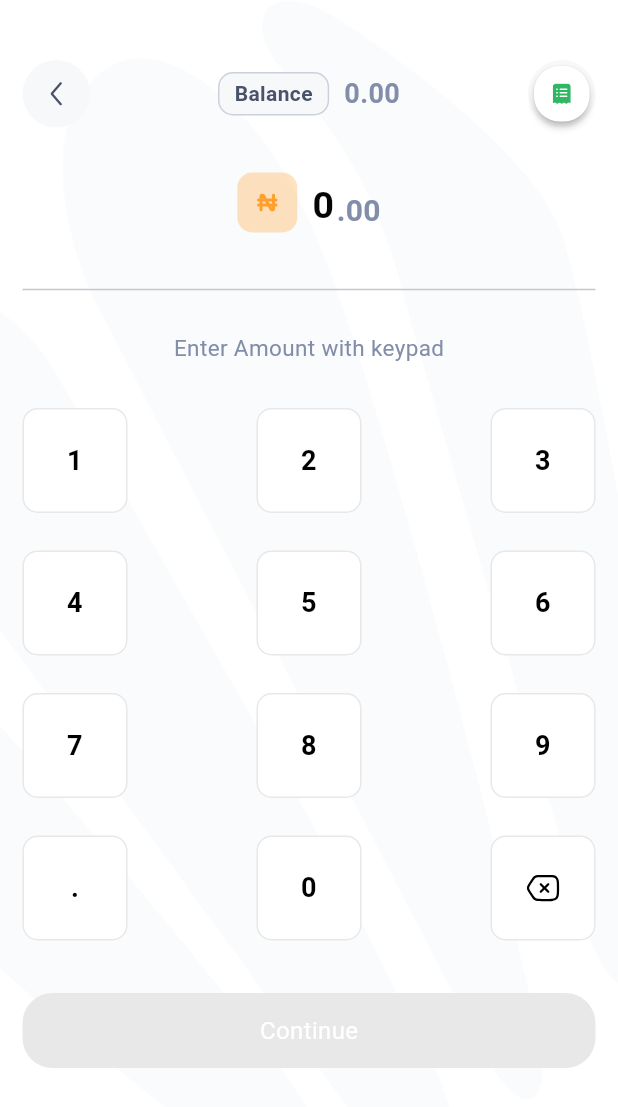
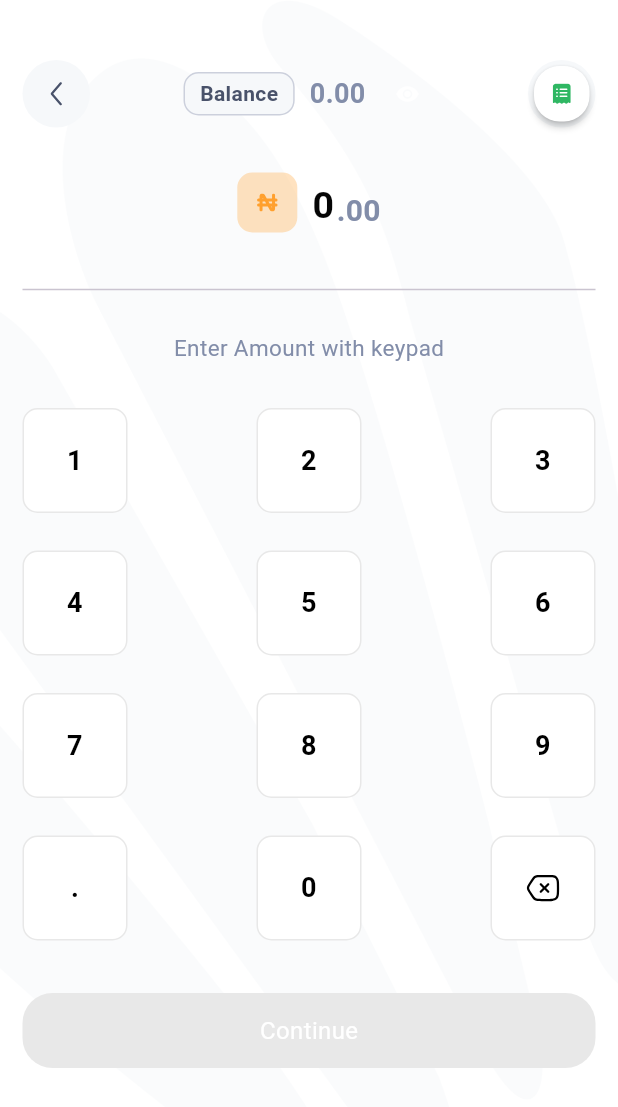
Before and after one commit to Bisecto/Trust, a Flutter app: the SendMainView screen opened directly with empty values, on a phone screen of 412 x 824 dp. Shown: the top 1107 px of the screen. Run offline on Flutter 3.47's test engine with Material 3 defaults, Android fonts, the phone set to English and light mode, and no system bars; our stand-ins replace adaptive_theme, bloc, connectivity_plus, device_info_plus, dotted_border, equatable and 20 more; missing offline and left inert: animated_snack_bar, cross_connectivity, disk_space_update, easy_url_launcher, encrypt, external_path and 6 more; accounts and stored records are empty; network calls fail; Roboto replaces fonts that are missing (CeraPro); project files that could hold a hidden picture were left out.

Commit message:
Update: Hide balance in send page.

```diff
--- a/lib/view/sendBeneficary/widgets/sendMain/send_main_header_widget.dart
+++ b/lib/view/sendBeneficary/widgets/sendMain/send_main_header_widget.dart
@@ -7,16 +7,35 @@ import 'package:teller_trust/utills/app_navigator.dart';
 import 'package:teller_trust/view/sendBeneficary/pages/recent_transfer_list_page.dart';
 
 import '../../../../utills/custom_theme.dart';
+import '../../../../utills/shared_preferences.dart';
 
-class SendMainHeaderWidget extends StatelessWidget {
+class SendMainHeaderWidget extends StatefulWidget {
   final String balance;
   final VoidCallback backNavCallBack;
+
   const SendMainHeaderWidget({
     super.key,
     required this.balance,
     required this.backNavCallBack,
   });
 
+  @override
+  State<SendMainHeaderWidget> createState() => _SendMainHeaderWidgetState();
+}
+
+class _SendMainHeaderWidgetState extends State<SendMainHeaderWidget> {
+  bool isMoneyBlocked = false;
+  Future<void> getName() async {
+    isMoneyBlocked = await SharedPref.getBool('isMoneyBlocked') ?? false;
+    print('Initial isMoneyBlocked: $isMoneyBlocked');
+    setState(() {});
+  }
+  @override
+  void initState() {
+    // TODO: implement initState
+    getName();
+    super.initState();
+  }
   @override
   Widget build(BuildContext context) {
     final theme = Provider.of<CustomThemeState>(context).adaptiveThemeMode;
@@ -25,7 +44,7 @@ class SendMainHeaderWidget extends StatelessWidget {
       crossAxisAlignment: CrossAxisAlignment.center,
       children: [
         InkWell(
-          onTap: backNavCallBack,
+          onTap: widget.backNavCallBack,
           child: Container(
             width: 45,
             height: 45,
@@ -74,7 +93,7 @@ class SendMainHeaderWidget extends StatelessWidget {
               width: 10.0,
             ),
             Text(
-              balance,
+              !isMoneyBlocked?widget.balance:'*****',
               style:  TextStyle(
                 color:theme.isDark?AppColors.white:  AppColors.sendToBalanceValueColor,
                 fontSize: 18.0,
@@ -82,6 +101,33 @@ class SendMainHeaderWidget extends StatelessWidget {
               ),
               textAlign: TextAlign.start,
             ),
+            const AppSpacer(
+              width: 10.0,
+            ),
+            GestureDetector(
+              onTap: () async {
+                setState(() {
+                  isMoneyBlocked = !isMoneyBlocked;
+                });
+                await SharedPref.putBool(
+                    'isMoneyBlocked', isMoneyBlocked);
+                print('Saved isMoneyBlocked: $isMoneyBlocked');
+              },
+              child: Padding(
+                padding: const EdgeInsets.all(10.0),
+                child: Align(
+                  alignment: Alignment.topRight,
+                  child: Icon(
+                    isMoneyBlocked
+                        ? Icons.visibility_off
+                        : Icons.visibility,
+                    color: AppColors.white,
+                    size: 16,
+                  ),
+                ),
+              ),
+            ),
+
           ],
         ),
         InkWell(
```
